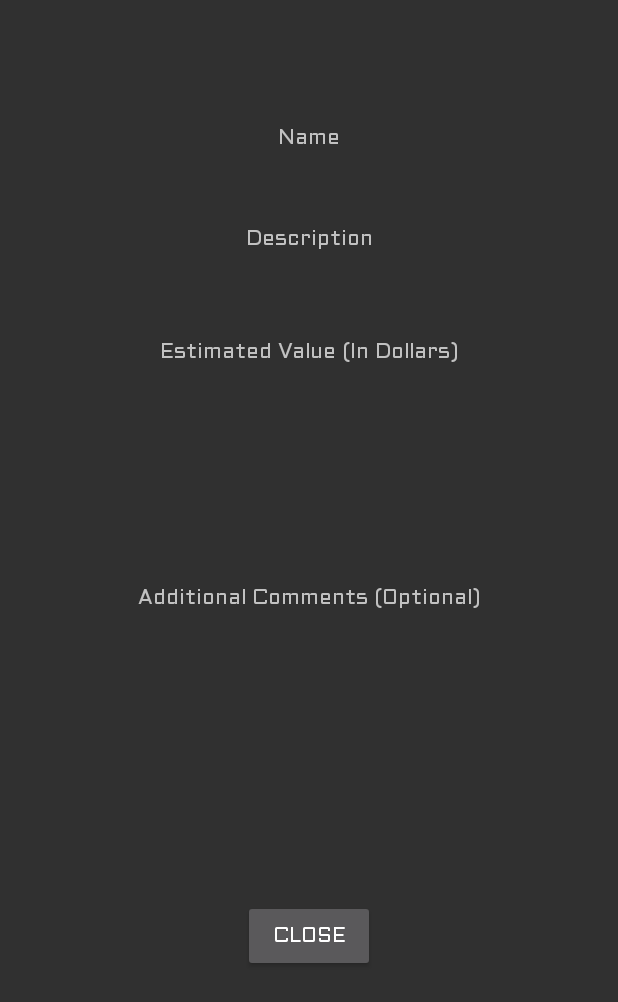
After one commit to jacobzipper/donationTrackerCS2340, an Android app: the layout donation_view.xml on its own in the app's theme, with its tools: preview values and no code run, on a phone screen of 412 x 824 dp. The commit adds this screen. Shown: the top 1002 px of the screen. Run offline under Robolectric (Android 15) with nearby library versions, the phone set to English and light mode, and no system bars.

Commit message:
Added ability to view donations from a particular Location, with ability to pull up specific donation details in a dialog
Signed-off-by: Jacob Allen <jballen95173@gmail.com>

```diff
--- a/app/src/main/AndroidManifest.xml
+++ b/app/src/main/AndroidManifest.xml
@@ -27,7 +27,8 @@
         </activity>
         <activity android:name=".activities.postlogin.PostLoginActivity" />
         <activity android:name=".activities.registration.RegistrationActivity" />
-        <activity android:name=".activities.postlogin.AddDonationActivity"></activity>
+        <activity android:name=".activities.postlogin.AddDonationActivity" />
+        <activity android:name=".activities.postlogin.ViewDonationsActivity"></activity>
     </application>
 
 </manifest>
--- a/app/src/main/java/a5x/cs2340/donationtracker/activities/postlogin/GetLocationsTask.java
+++ b/app/src/main/java/a5x/cs2340/donationtracker/activities/postlogin/GetLocationsTask.java
@@ -66,7 +66,9 @@ public class GetLocationsTask extends WebserviceTask<PostLoginActivity, Object,
             // if button is clicked, close the custom dialog
             dialogCloseButton.setOnClickListener(v -> dialog.dismiss());
             Button addDonationButton = dialog.findViewById(R.id.dialogAddDonationButton);
+            addDonationButton.setOnClickListener(v -> toAddDonation());
             Button viewDonationsButton = dialog.findViewById(R.id.dialogViewDonationsButton);
+            viewDonationsButton.setOnClickListener(v -> toViewDonations());
             if (Webservice.getAccountLoggedIn() instanceof LocationEmployee) {
                 viewDonationsButton.setVisibility(View.VISIBLE);
                 addDonationButton.setVisibility(View.VISIBLE);
@@ -86,4 +88,8 @@ public class GetLocationsTask extends WebserviceTask<PostLoginActivity, Object,
         Intent toAddDonationIntent = new Intent(mContext, AddDonationActivity.class);
         mContext.startActivity(toAddDonationIntent);
     }
+    private void toViewDonations() {
+        Intent toViewDonationsIntent = new Intent(mContext, ViewDonationsActivity.class);
+        mContext.startActivity(toViewDonationsIntent);
+    }
 }
--- /dev/null
+++ b/app/src/main/res/layout/donation_view.xml
@@ -0,0 +1,93 @@
+<?xml version="1.0" encoding="utf-8"?>
+<android.support.constraint.ConstraintLayout xmlns:android="http://schemas.android.com/apk/res/android"
+    xmlns:app="http://schemas.android.com/apk/res-auto"
+    android:layout_width="match_parent"
+    android:layout_height="match_parent">
+
+    <TextView
+        android:id="@+id/donationName"
+        android:layout_width="wrap_content"
+        android:layout_height="wrap_content"
+        android:layout_marginStart="8dp"
+        android:layout_marginTop="8dp"
+        android:layout_marginEnd="8dp"
+        android:layout_marginBottom="8dp"
+        android:text="@string/donation_name_prompt"
+        app:layout_constraintBottom_toBottomOf="parent"
+        app:layout_constraintEnd_toEndOf="parent"
+        app:layout_constraintStart_toStartOf="parent"
+        app:layout_constraintTop_toTopOf="parent"
+        app:layout_constraintVertical_bias="0.093" />
+
+    <TextView
+        android:id="@+id/donationDescription"
+        android:layout_width="wrap_content"
+        android:layout_height="29dp"
+        android:layout_marginStart="8dp"
+        android:layout_marginTop="8dp"
+        android:layout_marginEnd="8dp"
+        android:layout_marginBottom="8dp"
+        android:text="@string/donation_description_prompt"
+        app:layout_constraintBottom_toBottomOf="parent"
+        app:layout_constraintEnd_toEndOf="parent"
+        app:layout_constraintStart_toStartOf="parent"
+        app:layout_constraintTop_toBottomOf="@+id/donationName"
+        app:layout_constraintVertical_bias="0.057" />
+
+    <TextView
+        android:id="@+id/donationValue"
+        android:layout_width="wrap_content"
+        android:layout_height="wrap_content"
+        android:layout_marginStart="8dp"
+        android:layout_marginTop="8dp"
+        android:layout_marginEnd="8dp"
+        android:layout_marginBottom="8dp"
+        android:text="@string/donation_value_prompt"
+        app:layout_constraintBottom_toBottomOf="parent"
+        app:layout_constraintEnd_toEndOf="parent"
+        app:layout_constraintStart_toStartOf="parent"
+        app:layout_constraintTop_toBottomOf="@+id/donationDescription"
+        app:layout_constraintVertical_bias="0.062" />
+
+    <TextView
+        android:id="@+id/donationCategory"
+        android:layout_width="wrap_content"
+        android:layout_height="37dp"
+        android:layout_marginStart="8dp"
+        android:layout_marginEnd="8dp"
+        android:layout_marginBottom="8dp"
+        app:layout_constraintBottom_toBottomOf="parent"
+        app:layout_constraintEnd_toEndOf="parent"
+        app:layout_constraintStart_toStartOf="parent"
+        app:layout_constraintTop_toBottomOf="@+id/donationValue"
+        app:layout_constraintVertical_bias="0.088" />
+
+    <TextView
+        android:id="@+id/donationComments"
+        android:layout_width="wrap_content"
+        android:layout_height="36dp"
+        android:layout_marginStart="8dp"
+        android:layout_marginTop="8dp"
+        android:layout_marginEnd="8dp"
+        android:layout_marginBottom="8dp"
+        android:text="@string/donation_comments_prompt"
+        app:layout_constraintBottom_toBottomOf="parent"
+        app:layout_constraintEnd_toEndOf="parent"
+        app:layout_constraintStart_toStartOf="parent"
+        app:layout_constraintTop_toBottomOf="@+id/donationCategory"
+        app:layout_constraintVertical_bias="0.116" />
+
+    <Button
+        android:id="@+id/donationBackButton"
+        android:layout_width="wrap_content"
+        android:layout_height="wrap_content"
+        android:layout_marginStart="8dp"
+        android:layout_marginTop="8dp"
+        android:layout_marginEnd="8dp"
+        android:layout_marginBottom="8dp"
+        android:text="@string/location_dialog_close_button"
+        app:layout_constraintBottom_toBottomOf="parent"
+        app:layout_constraintEnd_toEndOf="parent"
+        app:layout_constraintStart_toStartOf="parent"
+        app:layout_constraintTop_toBottomOf="@+id/donationComments" />
+</android.support.constraint.ConstraintLayout>
--- a/app/src/main/res/values/strings.xml
+++ b/app/src/main/res/values/strings.xml
@@ -51,5 +51,6 @@
     <string name="donation_comments_prompt">Additional Comments (Optional)</string>
     <string name="donation_add_button">Add</string>
     <string name="donation_cancel_button">Cancel</string>
+    <string name="donation_view_back">Back</string>
 
 </resources>
```
Also changed, not shown: app/src/main/java/a5x/cs2340/donationtracker/activities/postlogin/GetDonationsTask.java (added, +69 -0 lines), app/src/main/java/a5x/cs2340/donationtracker/activities/postlogin/ViewDonationsActivity.java (added, +28 -0 lines), app/src/main/java/a5x/cs2340/donationtracker/webservice/responses/responseobjects/GetDonationsResponse.java (added, +21 -0 lines), app/src/main/res/layout/activity_view_donations.xml (added, +38 -0 lines).
